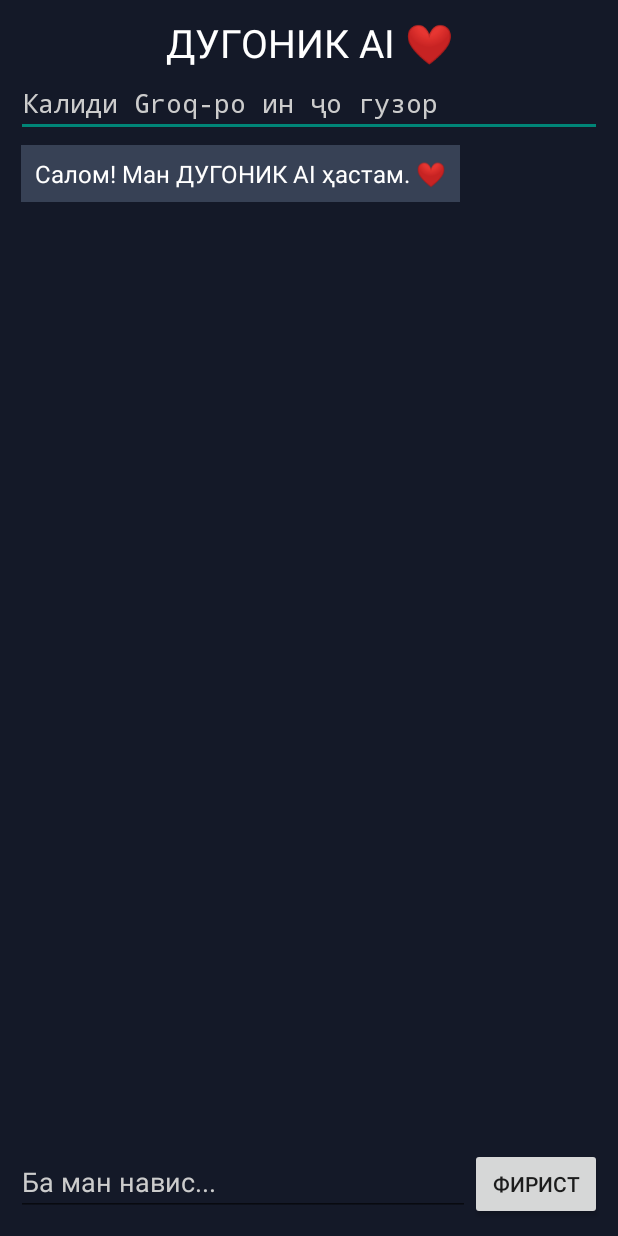
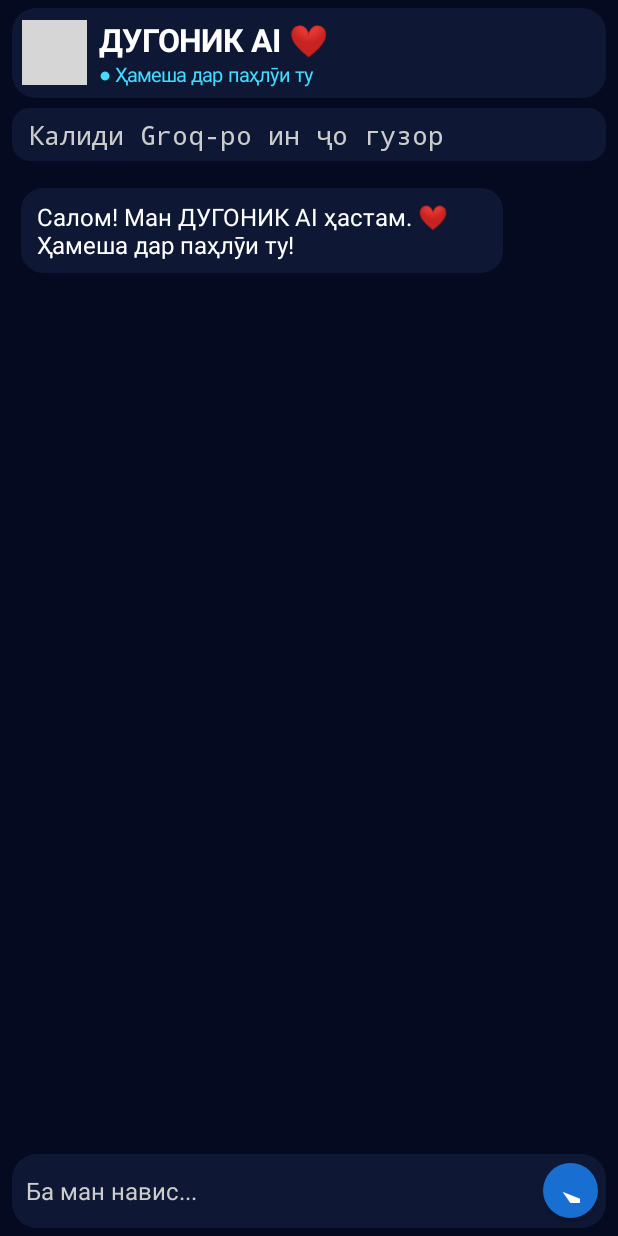
Before and after one commit to magacha2005/DugonikAI, an Android app: the screen it shows after launch (MainActivity), on a phone screen of 412 x 824 dp. Run offline under Robolectric (Android 15) with nearby library versions, the phone set to English and light mode, and no system bars; grey boxes are pictures that could not be loaded.

Commit message:
Redesign Dugonik AI chat interface

```diff
--- a/app/src/main/java/com/dugonik/ai/MainActivity.java
+++ b/app/src/main/java/com/dugonik/ai/MainActivity.java
@@ -5,9 +5,13 @@ import android.app.Activity;
 import android.os.Bundle;
 import android.content.SharedPreferences;
 import android.graphics.Color;
+import android.graphics.Typeface;
+import android.graphics.drawable.GradientDrawable;
 import android.view.Gravity;
+import android.view.View;
+import android.widget.*;
 import android.text.InputType;
-import android.widget.*;
+import android.content.res.ColorStateList;
 import org.json.*;
 import java.net.*;
 import java.io.*;
@@ -15,30 +19,72 @@ import java.nio.charset.StandardCharsets;
 import java.util.concurrent.*;
 
 public class MainActivity extends Activity {
+
     LinearLayout messages;
     EditText input, apiKey;
+    ScrollView scroll;
     JSONArray history = new JSONArray();
     SharedPreferences prefs;
     ExecutorService executor = Executors.newSingleThreadExecutor();
 
+    int bg = Color.rgb(5, 10, 32);
+    int panel = Color.rgb(14, 24, 52);
+    int blue = Color.rgb(25, 110, 210);
+    int cyan = Color.rgb(65, 220, 255);
+
+    GradientDrawable shape(int color, int radius) {
+        GradientDrawable d = new GradientDrawable();
+        d.setColor(color);
+        d.setCornerRadius(radius);
+        return d;
+    }
+
     @Override
     protected void onCreate(Bundle savedInstanceState) {
         super.onCreate(savedInstanceState);
+
+        getWindow().setStatusBarColor(bg);
+        getWindow().setNavigationBarColor(bg);
 
         prefs = getSharedPreferences("dugonik_memory", MODE_PRIVATE);
         history = loadHistory();
 
         LinearLayout root = new LinearLayout(this);
         root.setOrientation(LinearLayout.VERTICAL);
-        root.setPadding(16, 16, 16, 16);
-        root.setBackgroundColor(Color.rgb(20, 25, 40));
+        root.setBackgroundColor(bg);
+        root.setPadding(12, 8, 12, 8);
+
+        LinearLayout header = new LinearLayout(this);
+        header.setGravity(Gravity.CENTER_VERTICAL);
+        header.setPadding(10, 10, 10, 10);
+        header.setBackground(shape(panel, 24));
+
+        ImageView avatar = new ImageView(this);
+        avatar.setImageResource(R.drawable.dugonik_profile);
+        avatar.setScaleType(ImageView.ScaleType.CENTER_CROP);
+
+        LinearLayout.LayoutParams ap = new LinearLayout.LayoutParams(65, 65);
+        ap.rightMargin = 12;
+        header.addView(avatar, ap);
+
+        LinearLayout names = new LinearLayout(this);
+        names.setOrientation(LinearLayout.VERTICAL);
 
         TextView title = new TextView(this);
         title.setText("ДУГОНИК AI ❤️");
-        title.setTextSize(26);
+        title.setTextSize(21);
         title.setTextColor(Color.WHITE);
-        title.setGravity(Gravity.CENTER);
-        root.addView(title);
+        title.setTypeface(null, Typeface.BOLD);
+        names.addView(title);
+
+        TextView online = new TextView(this);
+        online.setText("● Ҳамеша дар паҳлӯи ту");
+        online.setTextSize(13);
+        online.setTextColor(cyan);
+        names.addView(online);
+
+        header.addView(names, new LinearLayout.LayoutParams(0, -2, 1));
+        root.addView(header);
 
         apiKey = new EditText(this);
         apiKey.setSingleLine(true);
@@ -47,42 +93,62 @@ public class MainActivity extends Activity {
         apiKey.setHintTextColor(Color.LTGRAY);
         apiKey.setInputType(InputType.TYPE_CLASS_TEXT |
                 InputType.TYPE_TEXT_VARIATION_PASSWORD);
-        root.addView(apiKey);
+        apiKey.setPadding(16, 8, 16, 8);
+        apiKey.setBackground(shape(panel, 18));
 
-        ScrollView scroll = new ScrollView(this);
+        LinearLayout.LayoutParams kp = new LinearLayout.LayoutParams(-1, -2);
+        kp.topMargin = 10;
+        root.addView(apiKey, kp);
+
+        scroll = new ScrollView(this);
         messages = new LinearLayout(this);
         messages.setOrientation(LinearLayout.VERTICAL);
+        messages.setPadding(4, 12, 4, 12);
         scroll.addView(messages);
-        root.addView(scroll, new LinearLayout.LayoutParams(-1, 0, 1));
+
+        LinearLayout.LayoutParams mp = new LinearLayout.LayoutParams(-1, 0, 1);
+        mp.topMargin = 8;
+        root.addView(scroll, mp);
 
         if (history.length() == 0) {
-            addMessage("Салом! Ман ДУГОНИК AI ҳастам. ❤️", false);
+            addMessage("Салом! Ман ДУГОНИК AI ҳастам. ❤️\nҲамеша дар паҳлӯи ту!", false);
         } else {
             for (int i = 0; i < history.length(); i++) {
                 JSONObject item = history.optJSONObject(i);
                 if (item == null) continue;
-
                 String role = item.optString("role");
                 if (role.equals("user") || role.equals("assistant")) {
-                    addMessage(item.optString("content"),
-                            role.equals("user"));
+                    addMessage(item.optString("content"), role.equals("user"));
                 }
             }
-            scroll.post(() -> scroll.fullScroll(ScrollView.FOCUS_DOWN));
         }
 
         LinearLayout bottom = new LinearLayout(this);
-        bottom.setOrientation(LinearLayout.HORIZONTAL);
+        bottom.setGravity(Gravity.CENTER_VERTICAL);
+        bottom.setPadding(8, 5, 8, 5);
+        bottom.setBackground(shape(panel, 25));
 
         input = new EditText(this);
         input.setHint("Ба ман навис...");
         input.setTextColor(Color.WHITE);
         input.setHintTextColor(Color.LTGRAY);
+        input.setTextSize(16);
+        input.setSingleLine(false);
+        input.setMaxLines(4);
+        input.setBackgroundColor(Color.TRANSPARENT);
+
         bottom.addView(input, new LinearLayout.LayoutParams(0, -2, 1));
 
         Button send = new Button(this);
-        send.setText("Фирист");
-        bottom.addView(send);
+        send.setText("➤");
+        send.setTextSize(23);
+        send.setTextColor(Color.WHITE);
+        send.setBackground(shape(blue, 50));
+        bottom.addView(send, new LinearLayout.LayoutParams(55, 55));
+
+        LinearLayout.LayoutParams bp = new LinearLayout.LayoutParams(-1, -2);
+        bp.topMargin = 8;
+        root.addView(bottom, bp);
 
         send.setOnClickListener(v -> {
             String question = input.getText().toString().trim();
@@ -148,8 +214,8 @@ public class MainActivity extends Activity {
             }
         });
 
-        root.addView(bottom);
         setContentView(root);
+        scroll.post(() -> scroll.fullScroll(ScrollView.FOCUS_DOWN));
     }
 
     JSONArray loadHistory() {
@@ -168,29 +234,21 @@ public class MainActivity extends Activity {
         HttpURLConnection connection = null;
 
         try {
-            URL url = new URL(
-                    "https://api.groq.com/openai/v1/chat/completions"
-            );
-
+            URL url = new URL("https://api.groq.com/openai/v1/chat/completions");
             connection = (HttpURLConnection) url.openConnection();
             connection.setRequestMethod("POST");
             connection.setConnectTimeout(20000);
             connection.setReadTimeout(60000);
             connection.setDoOutput(true);
 
-            connection.setRequestProperty(
-                    "Content-Type", "application/json"
-            );
-            connection.setRequestProperty(
-                    "Authorization", "Bearer " + key
-            );
+            connection.setRequestProperty("Content-Type", "application/json");
+            connection.setRequestProperty("Authorization", "Bearer " + key);
 
             try (OutputStream os = connection.getOutputStream()) {
                 os.write(body.getBytes(StandardCharsets.UTF_8));
             }
 
             int code = connection.getResponseCode();
-
             InputStream stream = code >= 200 && code < 300
                     ? connection.getInputStream()
                     : connection.getErrorStream();
@@ -232,18 +290,22 @@ public class MainActivity extends Activity {
         message.setText(text);
         message.setTextSize(16);
         message.setTextColor(Color.WHITE);
-        message.setPadding(14, 12, 14, 12);
-        message.setBackgroundColor(
-                mine ? Color.rgb(35, 100, 180)
-                     : Color.rgb(55, 65, 85)
-        );
+        message.setPadding(16, 12, 16, 12);
+        message.setBackground(shape(
+                mine ? blue : panel, 22));
 
         LinearLayout.LayoutParams params =
-                new LinearLayout.LayoutParams(-2, -2);
-        params.setMargins(5, 8, 5, 8);
+                new LinearLayout.LayoutParams(
+                        -2, -2);
+        params.setMargins(5, 7, 5, 7);
         params.gravity = mine ? Gravity.RIGHT : Gravity.LEFT;
+        params.width = (int) (getResources().getDisplayMetrics().widthPixels * 0.78);
 
         messages.addView(message, params);
+
+        if (scroll != null) {
+            scroll.post(() -> scroll.fullScroll(ScrollView.FOCUS_DOWN));
+        }
     }
 
     @Override
```
